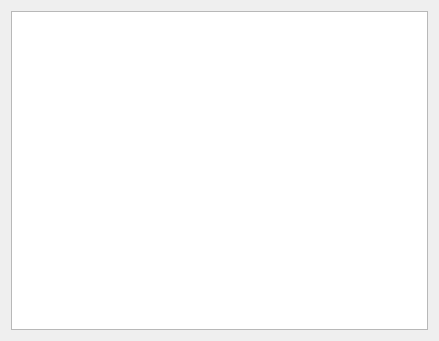
Old version of the form Source/qimageuploader/Gui/ui/LogWindow.ui in the repository zenden2k/image-uploader.
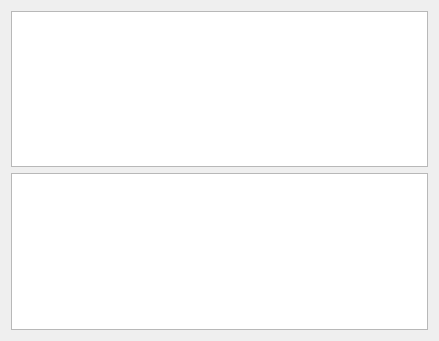
New version of the form.

The edit to the form file:
```diff
--- a/Source/qimageuploader/Gui/ui/LogWindow.ui
+++ b/Source/qimageuploader/Gui/ui/LogWindow.ui
@@ -17,6 +17,9 @@
    <item>
     <widget class="QPlainTextEdit" name="plainTextEdit"/>
    </item>
+   <item>
+    <widget class="QListView" name="listView"/>
+   </item>
   </layout>
  </widget>
  <resources/>
```
